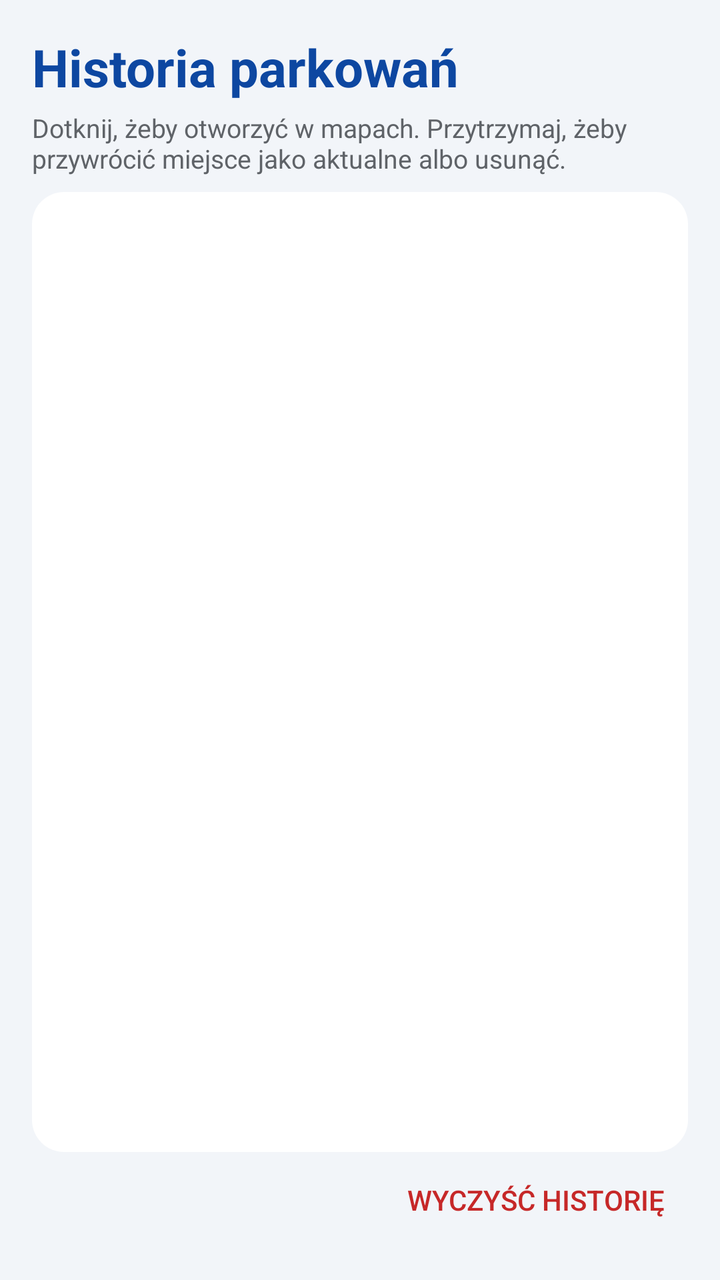
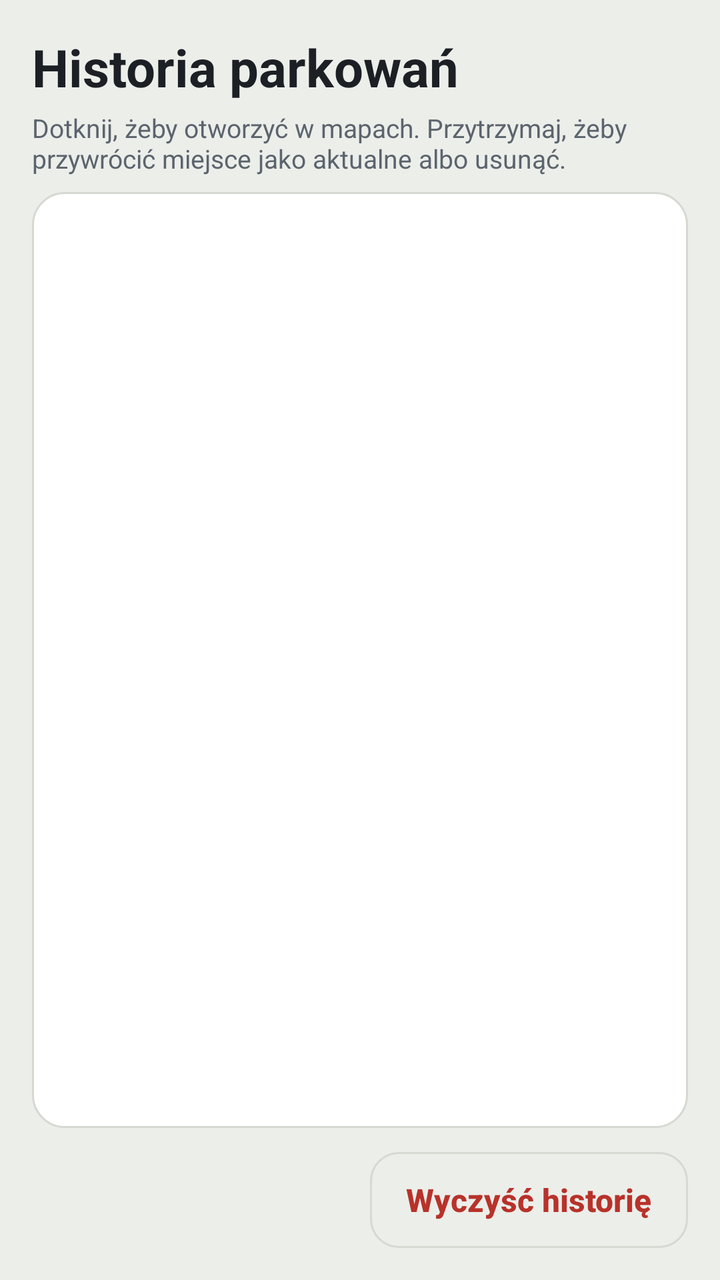

Before-and-after screenshots of an Android layout around one commit, followed by the original layout XML and the change that was made.
<!-- AndroidManifest.xml: application theme AppTheme -->
<!-- res/layout/activity_history.xml -->
<?xml version="1.0" encoding="utf-8"?>
<LinearLayout xmlns:android="http://schemas.android.com/apk/res/android"
    android:id="@+id/root"
    android:layout_width="match_parent"
    android:layout_height="match_parent"
    android:orientation="vertical"
    android:padding="16dp">

    <TextView
        android:layout_width="match_parent"
        android:layout_height="wrap_content"
        android:text="@string/history_title"
        android:textColor="@color/primary_dark"
        android:textSize="26sp"
        android:textStyle="bold" />

    <TextView
        android:layout_width="match_parent"
        android:layout_height="wrap_content"
        android:layout_marginTop="4dp"
        android:text="@string/history_hint"
        android:textColor="@color/text_secondary"
        android:textSize="13sp" />

    <TextView
        android:id="@+id/historyEmpty"
        android:layout_width="match_parent"
        android:layout_height="wrap_content"
        android:layout_marginTop="24dp"
        android:text="@string/history_empty"
        android:textColor="@color/text_secondary"
        android:textSize="16sp"
        android:visibility="gone" />

    <ListView
        android:id="@+id/historyList"
        android:layout_width="match_parent"
        android:layout_height="0dp"
        android:layout_marginTop="8dp"
        android:layout_weight="1"
        android:background="@drawable/card_bg"
        android:divider="@color/background"
        android:dividerHeight="1dp" />

    <Button
        android:id="@+id/historyClear"
        style="?android:attr/borderlessButtonStyle"
        android:layout_width="wrap_content"
        android:layout_height="wrap_content"
        android:layout_gravity="end"
        android:text="@string/history_clear"
        android:textColor="@color/error" />
</LinearLayout>
<!-- resources referenced by this layout -->
<resources>
  <color name="background">#F2F5F9</color>
  <color name="error">#C62828</color>
  <color name="primary_dark">#0D47A1</color>
  <color name="text_secondary">#5F6368</color>
  <!-- drawable card_bg (drawable) -->
  <?xml version="1.0" encoding="utf-8"?>
  <shape xmlns:android="http://schemas.android.com/apk/res/android" android:shape="rectangle">
      <solid android:color="@color/card" />
      <corners android:radius="16dp" />
  </shape>
  <string name="history_clear">Wyczyść historię</string>
  <string name="history_empty">Historia jest pusta. Zapisane miejsca parkowania pojawią się tutaj.</string>
  <string name="history_hint">Dotknij, żeby otworzyć w mapach. Przytrzymaj, żeby przywrócić miejsce jako aktualne albo usunąć.</string>
  <string name="history_title">Historia parkowań</string>
  <style name="AppTheme" parent="android:Theme.Material.Light.NoActionBar">
          <item name="android:colorPrimary">@color/primary</item>
          <item name="android:colorPrimaryDark">@color/primary_dark</item>
          <item name="android:colorAccent">@color/primary</item>
          <item name="android:windowBackground">@color/background</item>
          <item name="android:statusBarColor">@color/background</item>
          <item name="android:windowLightStatusBar">true</item>
      </style>
  <color name="card">#FFFFFF</color>
  <color name="primary">#1565C0</color>
</resources>

<!-- the commit's change to res/layout/activity_history.xml (unified diff, before → after) -->
@@ -10,7 +10,7 @@
         android:layout_width="match_parent"
         android:layout_height="wrap_content"
         android:text="@string/history_title"
-        android:textColor="@color/primary_dark"
+        android:textColor="@color/text_primary"
         android:textSize="26sp"
         android:textStyle="bold" />
 
@@ -44,7 +44,8 @@
 
     <Button
         android:id="@+id/historyClear"
-        style="?android:attr/borderlessButtonStyle"
+        style="@style/Btn.Outlined"
+        android:layout_marginTop="12dp"
         android:layout_width="wrap_content"
         android:layout_height="wrap_content"
         android:layout_gravity="end"
<!-- resource entries referenced after the edit -->
@@ -1,19 +1,25 @@
 <!-- resources referenced by this layout -->
 <resources>
-  <color name="background">#F2F5F9</color>
-  <color name="error">#C62828</color>
-  <color name="primary_dark">#0D47A1</color>
-  <color name="text_secondary">#5F6368</color>
+  <color name="background">#ECEEEA</color>
+  <color name="error">#B8322A</color>
+  <color name="text_primary">#1C2024</color>
+  <color name="primary_dark">#0E3F80</color>
+  <color name="text_secondary">#5C646D</color>
   <!-- drawable card_bg (drawable) -->
   <?xml version="1.0" encoding="utf-8"?>
   <shape xmlns:android="http://schemas.android.com/apk/res/android" android:shape="rectangle">
       <solid android:color="@color/card" />
+      <stroke android:width="1dp" android:color="@color/line" />
       <corners android:radius="16dp" />
   </shape>
   <string name="history_clear">Wyczyść historię</string>
   <string name="history_empty">Historia jest pusta. Zapisane miejsca parkowania pojawią się tutaj.</string>
   <string name="history_hint">Dotknij, żeby otworzyć w mapach. Przytrzymaj, żeby przywrócić miejsce jako aktualne albo usunąć.</string>
   <string name="history_title">Historia parkowań</string>
+  <style name="Btn.Outlined">
+          <item name="android:background">@drawable/btn_outlined</item>
+          <item name="android:textColor">@color/text_primary</item>
+      </style>
   <style name="AppTheme" parent="android:Theme.Material.Light.NoActionBar">
           <item name="android:colorPrimary">@color/primary</item>
           <item name="android:colorPrimaryDark">@color/primary_dark</item>
@@ -21,8 +27,22 @@
           <item name="android:windowBackground">@color/background</item>
           <item name="android:statusBarColor">@color/background</item>
           <item name="android:windowLightStatusBar">true</item>
+          <item name="android:textColorPrimary">@color/text_primary</item>
+          <item name="android:textColorSecondary">@color/text_secondary</item>
       </style>
   <color name="card">#FFFFFF</color>
-  <color name="primary">#1565C0</color>
+  <color name="line">#D5D9D2</color>
+  <!-- drawable btn_outlined (drawable) -->
+  <?xml version="1.0" encoding="utf-8"?>
+  <ripple xmlns:android="http://schemas.android.com/apk/res/android" android:color="#221554A5">
+      <item>
+          <shape android:shape="rectangle">
+              <solid android:color="@android:color/transparent" />
+              <stroke android:width="1dp" android:color="@color/line" />
+              <corners android:radius="14dp" />
+          </shape>
+      </item>
+  </ripple>
+  <color name="primary">#1554A5</color>
 </resources>
 
